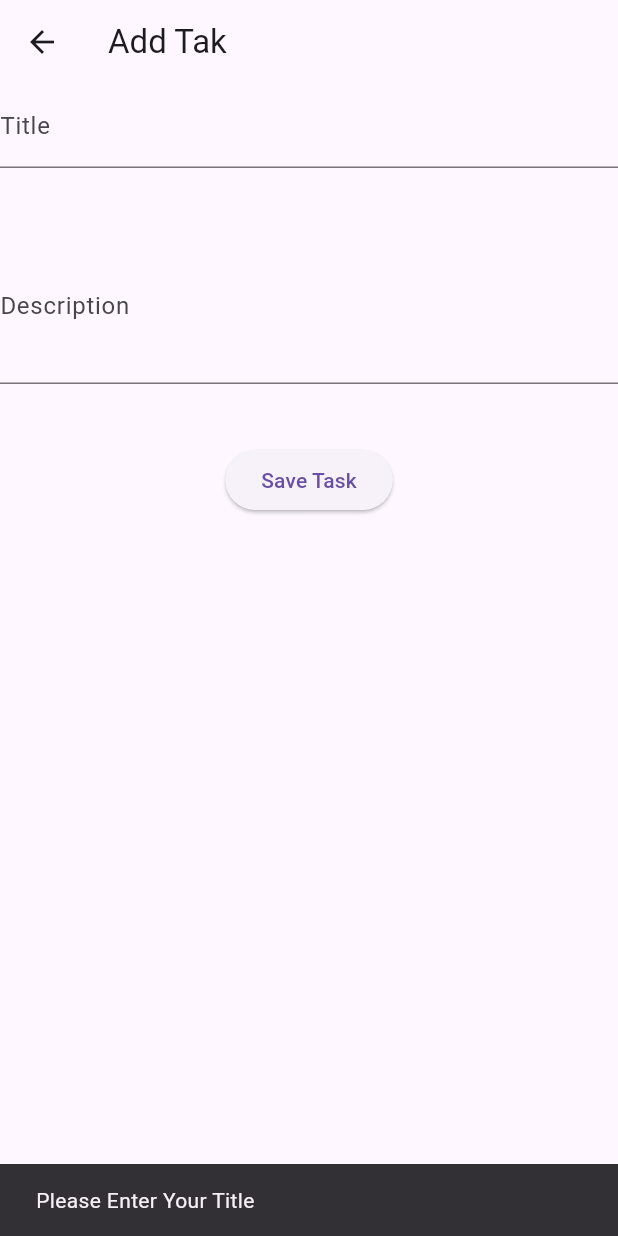
After one commit to dann-s-work/event_manager, a Flutter app: the AddTodo screen opened directly, after a tap on "Save Task", on a phone screen of 412 x 824 dp. The commit adds this screen. Run offline on Flutter 3.47's test engine with Material 3 defaults, Android fonts, the phone set to English and light mode, and no system bars; our stand-ins replace cloud_firestore, firebase_auth, firebase_core; accounts and stored records are empty.

Commit message:
todo_list

```diff
--- a/lib/main.dart
+++ b/lib/main.dart
@@ -1,8 +1,8 @@
 
 import 'package:event_manager/signout.dart';
 import 'package:event_manager/views/auth/login_view.dart';
-import 'package:event_manager/views/auth/signup_view.dart';
 import 'package:event_manager/views/home/home_view.dart';
+import 'package:event_manager/views/signup_view.dart';
 import 'package:firebase_core/firebase_core.dart';
 import 'package:flutter/material.dart';
 
@@ -26,7 +26,7 @@ class MyApp extends StatelessWidget {
       routes: {
         '/':(context)=>HomeView(),
         '/login':(context)=>MyLogin_Page(),
-        '/signup':(context)=>MySignup_Page(),
+        '/signup':(context)=>Signup_Page(),
         '/signout' : (context)=> Signout(),
       }
     );
--- /dev/null
+++ b/lib/views/add_todo.dart
@@ -0,0 +1,51 @@
+import 'package:cloud_firestore/cloud_firestore.dart';
+import 'package:firebase_auth/firebase_auth.dart';
+import 'package:flutter/material.dart';
+
+class AddTodo extends StatefulWidget {
+  const AddTodo({super.key});
+
+  @override
+  State<AddTodo> createState() => _AddTodoState();
+}
+
+class _AddTodoState extends State<AddTodo> {
+  final _titleController = TextEditingController();
+  final _descriptionController = TextEditingController();
+  final _auth = FirebaseAuth.instance;
+  final _firestore = FirebaseFirestore.instance;
+  Future<void> _savetodo()async{
+    User? user = _auth.currentUser;
+    if (_titleController.text.isEmpty) {
+      ScaffoldMessenger.of(context).showSnackBar(SnackBar(content: Text('Please Enter Your Title')));
+    return;
+  }
+  await _firestore.collection('users').doc(user!.uid).collection('todos').add({
+    'title':_titleController.text,
+    'description':_descriptionController.text,
+    'createdAt':FieldValue.serverTimestamp(),
+  });
+  Navigator.pop(context);
+}
+  @override
+  Widget build(BuildContext context) {
+    return Scaffold(
+      appBar: AppBar(title: Text('Add Tak'),),
+    body: Column(
+      spacing: 40,
+      children: [
+        TextField(
+          controller: _titleController,
+          decoration: InputDecoration(labelText: 'Title'),
+        ),
+        TextField(
+          controller: _descriptionController,
+          decoration: InputDecoration(labelText: 'Description'),
+          maxLines: 3,
+        ),
+        ElevatedButton(onPressed: _savetodo, child: Text('Save Task'))
+      ],
+    ),
+    );
+  }
+}
--- /dev/null
+++ b/lib/views/todo_detail.dart
@@ -0,0 +1,17 @@
+import 'package:flutter/material.dart';
+
+class TodoDetail extends StatelessWidget {
+  final String title;
+  final String description;
+   TodoDetail({super.key, required this.title, required this.description});
+
+  @override
+  Widget build(BuildContext context) {
+    return Scaffold(
+      appBar: AppBar(title: Text(title),),
+      body: Padding(padding: EdgeInsets.all(20),
+      child: Text(description.isEmpty ?"No Description Provided":description,),
+      ),
+    );
+  }
+}
```
Also changed, not shown: lib/views/auth/firebase_services.dart (+9 -7 lines), lib/views/auth/login_view.dart (+101 -35 lines), lib/views/auth/signup_view.dart (deleted, +0 -103 lines), lib/views/signup_view.dart (added, +155 -0 lines), lib/views/todo_list.dart (added, +60 -0 lines).
